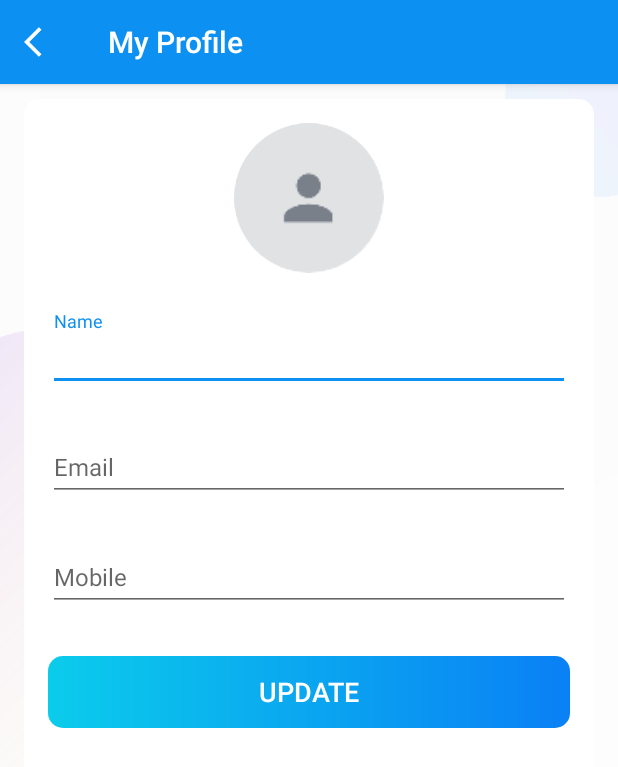
After one commit to proooooogiba/TaskFlow, an Android app: the MyProfileActivity screen opened directly, with no data from a screen before it, on a phone screen of 412 x 824 dp. The commit adds this screen. Shown: the top 767 px of the screen. Run offline under Robolectric (Android 15) with nearby library versions, the phone set to English and light mode, and no system bars; our stand-ins replace CircleImageView, Firebase (no records; nobody signed in at launch, a user with empty details on screens opened directly).

Commit message:
My profile screen is set up

```diff
--- a/app/src/main/java/com/example/taskflow/activities/MainActivity.kt
+++ b/app/src/main/java/com/example/taskflow/activities/MainActivity.kt
@@ -1,14 +1,9 @@
 package com.example.taskflow.activities
 
 import android.content.Intent
-import androidx.appcompat.app.AppCompatActivity
 import android.os.Bundle
-import android.os.Handler
-import android.text.Layout
 import android.view.MenuItem
 import android.widget.TextView
-import android.widget.Toast
-import android.widget.Toolbar
 import androidx.activity.OnBackPressedCallback
 import androidx.core.view.GravityCompat
 import androidx.drawerlayout.widget.DrawerLayout
@@ -30,7 +25,7 @@ class MainActivity : BaseActivity(), NavigationView.OnNavigationItemSelectedList
         val nav_view = findViewById<NavigationView>(R.id.nav_view)
         nav_view.setNavigationItemSelectedListener(this)
 
-        FirestoreClass().SignInUser(this)
+        FirestoreClass().loadUserData(this)
         this.onBackPressedDispatcher.addCallback(this, callback)
     }
 
@@ -79,7 +74,7 @@ class MainActivity : BaseActivity(), NavigationView.OnNavigationItemSelectedList
     override fun onNavigationItemSelected(item: MenuItem): Boolean {
         when(item.itemId) {
             R.id.nav_my_profile -> {
-                Toast.makeText(this, "My Profile", Toast.LENGTH_SHORT).show()
+                startActivity(Intent(this, MyProfileActivity::class.java))
             }
             R.id.nav_sign_out -> {
                 FirebaseAuth.getInstance().signOut()
--- /dev/null
+++ b/app/src/main/java/com/example/taskflow/activities/MyProfileActivity.kt
@@ -0,0 +1,53 @@
+package com.example.taskflow.activities
+
+import android.os.Bundle
+import android.widget.ImageView
+import androidx.appcompat.widget.AppCompatEditText
+import com.bumptech.glide.Glide
+import com.example.taskflow.R
+import com.example.taskflow.firebase.FirestoreClass
+import com.example.taskflow.models.User
+
+class MyProfileActivity : BaseActivity() {
+    override fun onCreate(savedInstanceState: Bundle?) {
+        super.onCreate(savedInstanceState)
+        setContentView(R.layout.activity_my_profile)
+
+        setUpActionBar()
+
+        FirestoreClass().loadUserData(this)
+    }
+
+    private fun setUpActionBar() {
+        val toolbar_my_profile_activity = findViewById<androidx.appcompat.widget.Toolbar>(R.id.toolbar_my_profile_activity)
+        setSupportActionBar(toolbar_my_profile_activity)
+        val actionBar = supportActionBar
+        if (actionBar != null) {
+            actionBar.setDisplayHomeAsUpEnabled(true)
+            actionBar.setHomeAsUpIndicator(R.drawable.ic_white_color_back_24dp)
+            actionBar.title = resources.getString(R.string.my_profile_title)
+        }
+
+        toolbar_my_profile_activity.setNavigationOnClickListener { onBackPressed() }
+    }
+
+    fun setUserDataUnUI(user: User) {
+        val iv_user_image = findViewById<ImageView>(R.id.iv_user_image)
+        Glide
+            .with(this@MyProfileActivity)
+            .load(user.image)
+            .centerCrop()
+            .placeholder(R.drawable.ic_user_place_holder)
+            .into(iv_user_image)
+
+        val et_name = findViewById<AppCompatEditText>(R.id.et_name)
+        val et_email = findViewById<AppCompatEditText>(R.id.et_email)
+        val et_mobile = findViewById<AppCompatEditText>(R.id.et_mobile)
+        et_name.setText(user.name)
+        et_email.setText(user.email)
+        if (user.mobile != 0L) {
+            et_mobile.setText(user.mobile.toString())
+        }
+    }
+
+}
--- a/app/src/main/java/com/example/taskflow/firebase/FirestoreClass.kt
+++ b/app/src/main/java/com/example/taskflow/firebase/FirestoreClass.kt
@@ -1,9 +1,9 @@
 package com.example.taskflow.firebase
 
 import android.app.Activity
-import android.content.pm.SigningInfo
 import android.util.Log
 import com.example.taskflow.activities.MainActivity
+import com.example.taskflow.activities.MyProfileActivity
 import com.example.taskflow.activities.SignInActivity
 import com.example.taskflow.activities.SignUpActivity
 import com.example.taskflow.models.User
@@ -11,7 +11,6 @@ import com.example.taskflow.utils.Constants
 import com.google.firebase.auth.FirebaseAuth
 import com.google.firebase.firestore.FirebaseFirestore
 import com.google.firebase.firestore.SetOptions
-import com.google.firebase.ktx.Firebase
 
 class FirestoreClass {
 
@@ -31,8 +30,7 @@ class FirestoreClass {
                 )
             }
     }
-
-    fun SignInUser(activity: Activity) {
+    fun loadUserData(activity: Activity) {
         mFireStore.collection(Constants.USERS)
             .document(getCurrentUserId())
             .get()
@@ -47,6 +45,11 @@ class FirestoreClass {
                     is MainActivity -> {
                         if (loggedInUser != null) {
                             activity.updateNavigationUserDetails(loggedInUser)
+                        }
+                    }
+                    is MyProfileActivity -> {
+                        if (loggedInUser != null) {
+                            activity.setUserDataUnUI(loggedInUser)
                         }
                     }
                 }
--- /dev/null
+++ b/app/src/main/res/drawable/ic_white_color_back_24dp.xml
@@ -0,0 +1,5 @@
+<vector android:autoMirrored="true" android:height="24dp"
+    android:tint="#FFFFFF" android:viewportHeight="24"
+    android:viewportWidth="24" android:width="24dp" xmlns:android="http://schemas.android.com/apk/res/android">
+    <path android:fillColor="@android:color/white" android:pathData="M11.67,3.87L9.9,2.1 0,12l9.9,9.9 1.77,-1.77L3.54,12z"/>
+</vector>
--- /dev/null
+++ b/app/src/main/res/layout/activity_my_profile.xml
@@ -0,0 +1,117 @@
+<?xml version="1.0" encoding="utf-8"?>
+<LinearLayout xmlns:android="http://schemas.android.com/apk/res/android"
+    xmlns:app="http://schemas.android.com/apk/res-auto"
+    xmlns:tools="http://schemas.android.com/tools"
+    android:layout_width="match_parent"
+    android:layout_height="match_parent"
+    android:orientation="vertical"
+    tools:context=".activities.MyProfileActivity">
+
+    <com.google.android.material.appbar.AppBarLayout
+        android:layout_width="match_parent"
+        android:layout_height="wrap_content"
+        android:theme="@style/AppTheme.AppBarOverlay">
+
+        <androidx.appcompat.widget.Toolbar
+            android:id="@+id/toolbar_my_profile_activity"
+            android:layout_width="match_parent"
+            android:layout_height="?attr/actionBarSize"
+            android:background="?attr/colorPrimary"
+            app:popupTheme="@style/AppTheme.PopupOverlay" />
+    </com.google.android.material.appbar.AppBarLayout>
+
+    <!--This layout is just used for applying a background image to the screen below the toolbar.-->
+    <LinearLayout
+        android:layout_width="match_parent"
+        android:layout_height="match_parent"
+        android:background="@drawable/ic_background">
+
+        <androidx.cardview.widget.CardView
+            android:layout_width="match_parent"
+            android:layout_height="match_parent"
+            android:layout_marginStart="@dimen/my_profile_screen_content_marginStartEnd"
+            android:layout_marginTop="@dimen/my_profile_screen_content_marginTopBottom"
+            android:layout_marginEnd="@dimen/my_profile_screen_content_marginStartEnd"
+            android:layout_marginBottom="@dimen/my_profile_screen_content_marginTopBottom"
+            android:elevation="@dimen/card_view_elevation"
+            app:cardCornerRadius="@dimen/card_view_corner_radius">
+
+            <LinearLayout
+                android:layout_width="match_parent"
+                android:layout_height="wrap_content"
+                android:gravity="center_horizontal"
+                android:orientation="vertical"
+                android:padding="@dimen/my_profile_screen_content_padding">
+
+                <de.hdodenhof.circleimageview.CircleImageView
+                    android:id="@+id/iv_user_image"
+                    android:layout_width="@dimen/my_profile_user_image_size"
+                    android:layout_height="@dimen/my_profile_user_image_size"
+                    android:contentDescription="@string/image_contentDescription"
+                    android:src="@drawable/ic_user_place_holder" />
+
+                <com.google.android.material.textfield.TextInputLayout
+                    android:layout_width="match_parent"
+                    android:layout_height="wrap_content"
+                    android:layout_marginTop="@dimen/my_profile_name_til_marginTop">
+
+                    <androidx.appcompat.widget.AppCompatEditText
+                        android:id="@+id/et_name"
+                        android:layout_width="match_parent"
+                        android:layout_height="wrap_content"
+                        android:hint="@string/name"
+                        android:textSize="@dimen/et_text_size" />
+
+                </com.google.android.material.textfield.TextInputLayout>
+
+                <com.google.android.material.textfield.TextInputLayout
+                    android:layout_width="match_parent"
+                    android:layout_height="wrap_content"
+                    android:layout_marginTop="@dimen/my_profile_et_email_marginTop">
+
+                    <!--TODO (Step 4: Here we make the email EditText as focusable false. As it should not be editable.)-->
+                    <androidx.appcompat.widget.AppCompatEditText
+                        android:id="@+id/et_email"
+                        android:layout_width="match_parent"
+                        android:layout_height="wrap_content"
+                        android:focusable="false"
+                        android:focusableInTouchMode="false"
+                        android:hint="@string/email"
+                        android:inputType="textEmailAddress"
+                        android:textSize="@dimen/et_text_size" />
+
+                </com.google.android.material.textfield.TextInputLayout>
+
+                <com.google.android.material.textfield.TextInputLayout
+                    android:layout_width="match_parent"
+                    android:layout_height="wrap_content"
+                    android:layout_marginTop="@dimen/my_profile_et_mobile_marginTop">
+
+                    <androidx.appcompat.widget.AppCompatEditText
+                        android:id="@+id/et_mobile"
+                        android:layout_width="match_parent"
+                        android:layout_height="wrap_content"
+                        android:hint="@string/mobile"
+                        android:inputType="phone"
+                        android:textSize="@dimen/et_text_size" />
+
+                </com.google.android.material.textfield.TextInputLayout>
+
+                <Button
+                    android:id="@+id/btn_update"
+                    android:layout_width="match_parent"
+                    android:layout_height="wrap_content"
+                    android:layout_gravity="center"
+                    android:layout_marginTop="@dimen/my_profile_btn_update_marginTop"
+                    android:background="@drawable/shape_button_rounded"
+                    android:foreground="?attr/selectableItemBackground"
+                    android:gravity="center"
+                    android:paddingTop="@dimen/btn_paddingTopBottom"
+                    android:paddingBottom="@dimen/btn_paddingTopBottom"
+                    android:text="@string/update"
+                    android:textColor="@android:color/white"
+                    android:textSize="@dimen/btn_text_size" />
+            </LinearLayout>
+        </androidx.cardview.widget.CardView>
+    </LinearLayout>
+</LinearLayout>
--- a/app/src/main/res/values/dimens.xml
+++ b/app/src/main/res/values/dimens.xml
@@ -46,4 +46,14 @@
     <dimen name="nav_user_name_text_size">18sp</dimen>
     <dimen name="nav_image_circular_border_width">1dp</dimen>
     <dimen name="nav_divider_height">0.5dp</dimen>
+
+    <dimen name="my_profile_screen_content_marginStartEnd">16dp</dimen>
+    <dimen name="my_profile_screen_content_marginTopBottom">10dp</dimen>
+    <dimen name="my_profile_screen_content_padding">16dp</dimen>
+    <dimen name="my_profile_user_image_size">100dp</dimen>
+    <dimen name="my_profile_name_til_marginTop">25dp</dimen>
+    <dimen name="my_profile_et_email_marginTop">20dp</dimen>
+    <dimen name="my_profile_et_mobile_marginTop">20dp</dimen>
+    <dimen name="my_profile_btn_update_marginTop">30dp</dimen>
+
 </resources>
--- a/app/src/main/res/values/strings.xml
+++ b/app/src/main/res/values/strings.xml
@@ -22,4 +22,8 @@
 
     <string name="nav_my_profile">My Profile</string>
     <string name="nav_sign_out">Sign Out</string>
+
+    <string name="mobile">Mobile</string>
+    <string name="update">UPDATE</string>
+    <string name="my_profile_title">My Profile</string>
 </resources>
```
Also changed, not shown: app/src/main/AndroidManifest.xml (+9 -4 lines).
